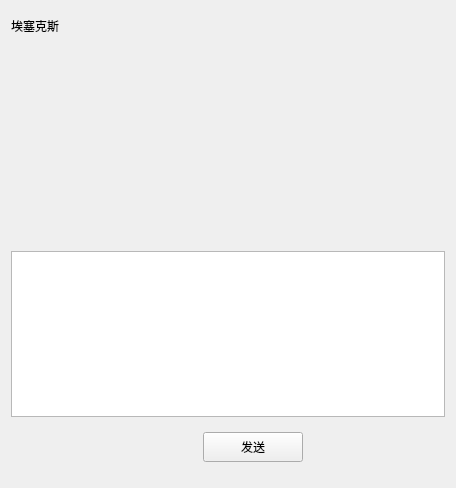
Keyes117/ZhKeyesIM, file ZhKeyesIMClient/UI/ChatPage.ui: the form before one commit.
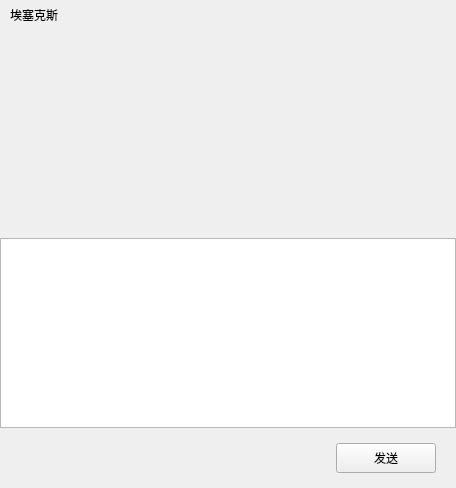
The form after the commit. Custom widgets are drawn as their Qt base class.

```diff
--- a/ZhKeyesIMClient/UI/ChatPage.ui
+++ b/ZhKeyesIMClient/UI/ChatPage.ui
@@ -14,6 +14,18 @@
    <string>ChatPage</string>
   </property>
   <layout class="QVBoxLayout" name="verticalLayout">
+   <property name="leftMargin">
+    <number>0</number>
+   </property>
+   <property name="topMargin">
+    <number>0</number>
+   </property>
+   <property name="rightMargin">
+    <number>0</number>
+   </property>
+   <property name="bottomMargin">
+    <number>0</number>
+   </property>
    <item>
     <widget class="QWidget" name="widget_chat" native="true">
      <layout class="QVBoxLayout" name="verticalLayout_4" stretch="0,0,0,0,2">
@@ -34,7 +46,7 @@
       </property>
       <item>
        <widget class="QWidget" name="widget_title" native="true">
-        <layout class="QVBoxLayout" name="verticalLayout_5">
+        <layout class="QHBoxLayout" name="horizontalLayout">
          <property name="leftMargin">
           <number>0</number>
          </property>
@@ -49,6 +61,22 @@
          </property>
          <item>
           <layout class="QHBoxLayout" name="horizontalLayout_3">
+           <item>
+            <spacer name="horizontalSpacer">
+             <property name="orientation">
+              <enum>Qt::Orientation::Horizontal</enum>
+             </property>
+             <property name="sizeType">
+              <enum>QSizePolicy::Policy::Fixed</enum>
+             </property>
+             <property name="sizeHint" stdset="0">
+              <size>
+               <width>10</width>
+               <height>20</height>
+              </size>
+             </property>
+            </spacer>
+           </item>
            <item>
             <widget class="QLabel" name="label_title">
              <property name="sizePolicy">
@@ -74,7 +102,13 @@
        </widget>
       </item>
       <item>
-       <widget class="QWidget" name="widget_chatDataList" native="true">
+       <widget class="ChatView" name="widget_chatView" native="true">
+        <property name="sizePolicy">
+         <sizepolicy hsizetype="Preferred" vsizetype="Expanding">
+          <horstretch>0</horstretch>
+          <verstretch>0</verstretch>
+         </sizepolicy>
+        </property>
         <property name="minimumSize">
          <size>
           <width>0</width>
@@ -94,7 +128,7 @@
         <property name="minimumSize">
          <size>
           <width>0</width>
-          <height>60</height>
+          <height>30</height>
          </size>
         </property>
         <property name="maximumSize">
@@ -122,15 +156,15 @@
          <item>
           <spacer name="horizontalSpacer_2">
            <property name="orientation">
-            <enum>Qt::Vertical</enum>
+            <enum>Qt::Orientation::Horizontal</enum>
            </property>
            <property name="sizeType">
             <enum>QSizePolicy::Fixed</enum>
            </property>
            <property name="sizeHint" stdset="0">
             <size>
-             <width>5</width>
-             <height>20</height>
+             <width>20</width>
+             <height>5</height>
             </size>
            </property>
           </spacer>
@@ -138,7 +172,7 @@
          <item>
           <widget class="ClickedLabel" name="label_emo">
            <property name="sizePolicy">
-            <sizepolicy hsizetype="Preferred" vsizetype="Preferred">
+            <sizepolicy hsizetype="Fixed" vsizetype="Preferred">
              <horstretch>0</horstretch>
              <verstretch>0</verstretch>
             </sizepolicy>
@@ -163,15 +197,15 @@
          <item>
           <spacer name="horizontalSpacer_4">
            <property name="orientation">
-            <enum>Qt::Vertical</enum>
+            <enum>Qt::Orientation::Horizontal</enum>
            </property>
            <property name="sizeType">
             <enum>QSizePolicy::Fixed</enum>
            </property>
            <property name="sizeHint" stdset="0">
             <size>
-             <width>5</width>
-             <height>20</height>
+             <width>20</width>
+             <height>5</height>
             </size>
            </property>
           </spacer>
@@ -179,7 +213,7 @@
          <item>
           <widget class="ClickedLabel" name="label_file">
            <property name="sizePolicy">
-            <sizepolicy hsizetype="Preferred" vsizetype="Preferred">
+            <sizepolicy hsizetype="Fixed" vsizetype="Preferred">
              <horstretch>0</horstretch>
              <verstretch>0</verstretch>
             </sizepolicy>
@@ -204,12 +238,12 @@
          <item>
           <spacer name="horizontalSpacer_3">
            <property name="orientation">
-            <enum>Qt::Vertical</enum>
+            <enum>Qt::Orientation::Horizontal</enum>
            </property>
            <property name="sizeHint" stdset="0">
             <size>
-             <width>300</width>
-             <height>20</height>
+             <width>20</width>
+             <height>300</height>
             </size>
            </property>
           </spacer>
@@ -222,7 +256,7 @@
         <property name="minimumSize">
          <size>
           <width>0</width>
-          <height>150</height>
+          <height>50</height>
          </size>
         </property>
        </widget>
@@ -263,28 +297,12 @@
          <item>
           <spacer name="horizontalSpacer_5">
            <property name="orientation">
-            <enum>Qt::Vertical</enum>
+            <enum>Qt::Orientation::Horizontal</enum>
            </property>
            <property name="sizeHint" stdset="0">
             <size>
-             <width>40</width>
-             <height>20</height>
-            </size>
-           </property>
-          </spacer>
-         </item>
-         <item>
-          <spacer name="horizontalSpacer_7">
-           <property name="orientation">
-            <enum>Qt::Vertical</enum>
-           </property>
-           <property name="sizeType">
-            <enum>QSizePolicy::Fixed</enum>
-           </property>
-           <property name="sizeHint" stdset="0">
-            <size>
-             <width>10</width>
-             <height>20</height>
+             <width>20</width>
+             <height>40</height>
             </size>
            </property>
           </spacer>
@@ -308,6 +326,22 @@
            </property>
           </widget>
          </item>
+         <item>
+          <spacer name="horizontalSpacer_7">
+           <property name="orientation">
+            <enum>Qt::Orientation::Vertical</enum>
+           </property>
+           <property name="sizeType">
+            <enum>QSizePolicy::Policy::Fixed</enum>
+           </property>
+           <property name="sizeHint" stdset="0">
+            <size>
+             <width>20</width>
+             <height>20</height>
+            </size>
+           </property>
+          </spacer>
+         </item>
         </layout>
        </widget>
       </item>
@@ -328,6 +362,17 @@
    <extends>QLabel</extends>
    <header>clickedlabel.h</header>
   </customwidget>
+  <customwidget>
+   <class>ChatView</class>
+   <extends>QWidget</extends>
+   <header>chatview.h</header>
+   <container>1</container>
+  </customwidget>
+  <customwidget>
+   <class>MessageTextEdit</class>
+   <extends>QTextEdit</extends>
+   <header>messagetextedit.h</header>
+  </customwidget>
  </customwidgets>
  <resources/>
  <connections/>
```
Left out of the diff: 6 changed lines with no effect on the pictures.
